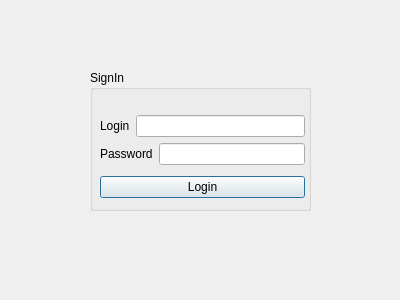
Old version of the form login.ui in the repository ben272503/invoided.
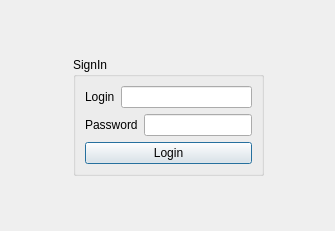
New version of the form.

The edit to the form file:
```diff
--- a/login.ui
+++ b/login.ui
@@ -6,34 +6,61 @@
    <rect>
     <x>0</x>
     <y>0</y>
-    <width>400</width>
-    <height>300</height>
+    <width>335</width>
+    <height>231</height>
    </rect>
   </property>
   <property name="windowTitle">
    <string>Dialog</string>
   </property>
+  <widget class="QWidget" name="">
+   <property name="geometry">
+    <rect>
+     <x>0</x>
+     <y>0</y>
+     <width>336</width>
+     <height>232</height>
+    </rect>
+   </property>
+   <layout class="QHBoxLayout" name="horizontalLayout_3">
+    <item>
+     <spacer name="horizontalSpacer">
+      <property name="orientation">
+       <enum>Qt::Horizontal</enum>
+      </property>
+      <property name="sizeHint" stdset="0">
+       <size>
+        <width>40</width>
+        <height>20</height>
+       </size>
+      </property>
+     </spacer>
+    </item>
+    <item>
+     <layout class="QVBoxLayout" name="verticalLayout_5">
+      <item>
+       <spacer name="verticalSpacer_2">
+        <property name="orientation">
+         <enum>Qt::Vertical</enum>
+        </property>
+        <property name="sizeHint" stdset="0">
+         <size>
+          <width>20</width>
+          <height>40</height>
+         </size>
+        </property>
+       </spacer>
+      </item>
+      <item>
   <widget class="QGroupBox" name="groupBox">
-   <property name="geometry">
-    <rect>
-     <x>90</x>
-     <y>70</y>
-     <width>221</width>
-     <height>141</height>
-    </rect>
+        <property name="styleSheet">
+         <string notr="true">font: 10pt &quot;MS Shell Dlg 2&quot;;</string>
    </property>
    <property name="title">
     <string>SignIn</string>
    </property>
-   <widget class="QWidget" name="layoutWidget">
-    <property name="geometry">
-     <rect>
-      <x>10</x>
-      <y>40</y>
-      <width>205</width>
-      <height>94</height>
-     </rect>
-    </property>
+        <layout class="QVBoxLayout" name="verticalLayout_4">
+         <item>
     <layout class="QVBoxLayout" name="verticalLayout_2">
      <item>
       <layout class="QVBoxLayout" name="verticalLayout">
@@ -79,7 +106,39 @@
       </widget>
      </item>
     </layout>
-   </widget>
+         </item>
+        </layout>
+       </widget>
+      </item>
+      <item>
+       <spacer name="verticalSpacer">
+        <property name="orientation">
+         <enum>Qt::Vertical</enum>
+        </property>
+        <property name="sizeHint" stdset="0">
+         <size>
+          <width>20</width>
+          <height>40</height>
+         </size>
+        </property>
+       </spacer>
+      </item>
+     </layout>
+    </item>
+    <item>
+     <spacer name="horizontalSpacer_2">
+      <property name="orientation">
+       <enum>Qt::Horizontal</enum>
+      </property>
+      <property name="sizeHint" stdset="0">
+       <size>
+        <width>40</width>
+        <height>20</height>
+       </size>
+      </property>
+     </spacer>
+    </item>
+   </layout>
   </widget>
  </widget>
  <resources/>
```
Left out of the diff: 5 changed lines with no effect on the pictures. Lines whose indentation alone changed are shown as unchanged.
